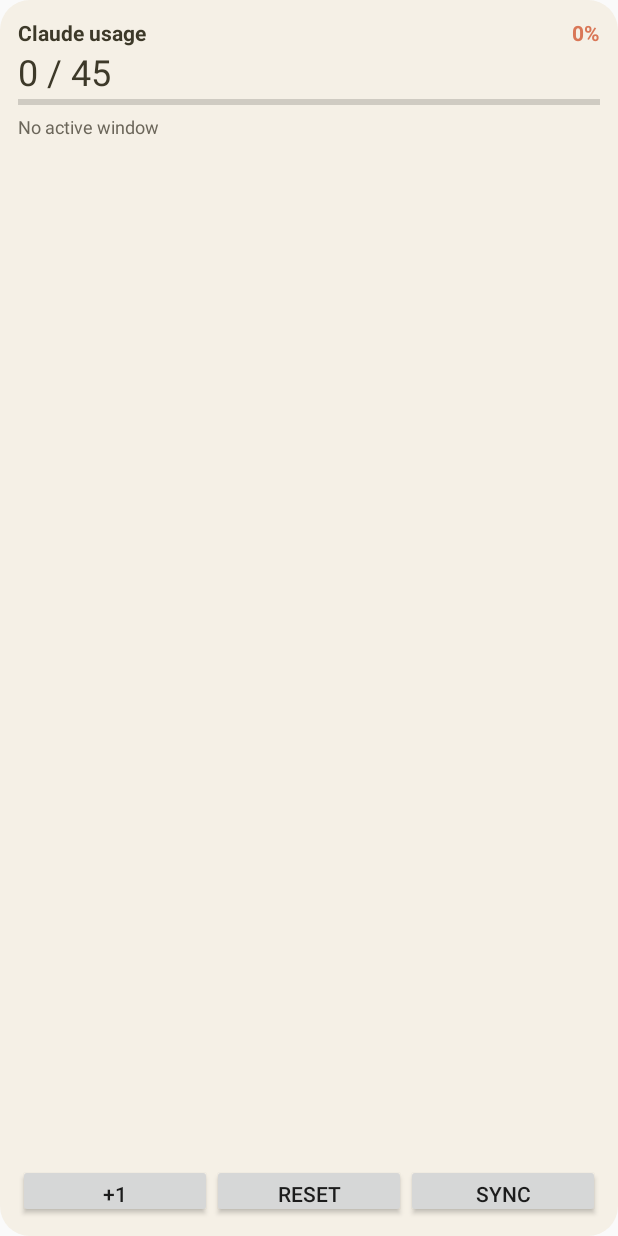
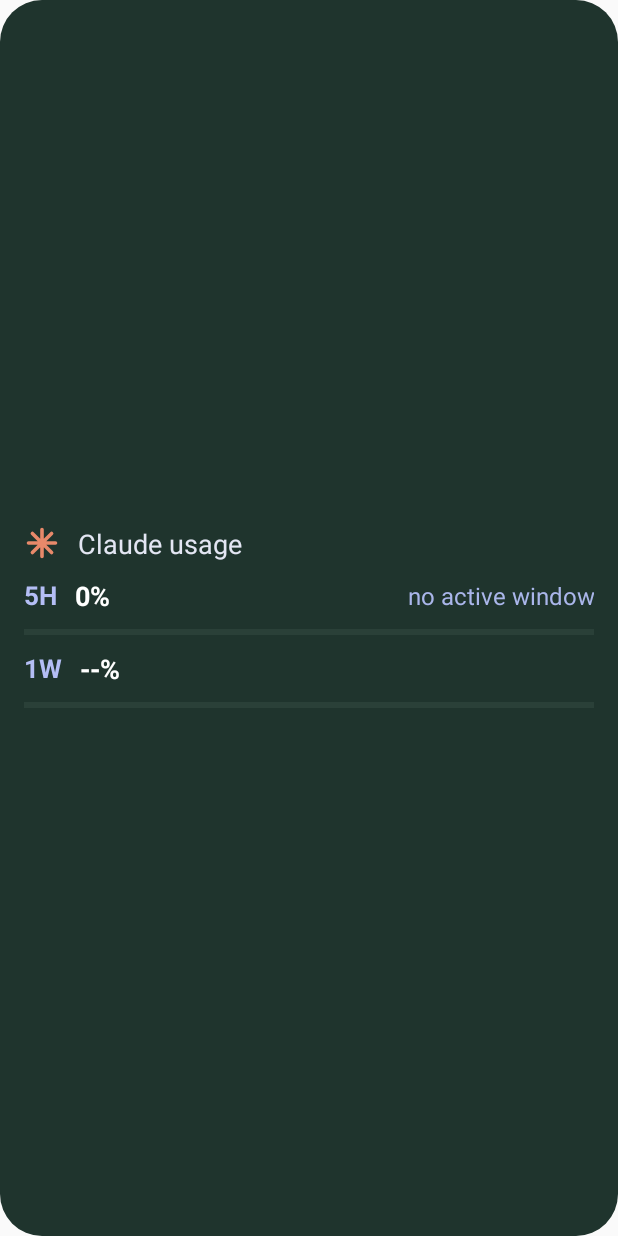
Before and after one commit to LAVANSURESH/Claude-usage, an Android app: the layout widget_usage.xml on its own in the app's theme, with its tools: preview values and no code run, on a phone screen of 412 x 824 dp. Run offline under Robolectric (Android 15) with nearby library versions, the phone set to English and light mode, and no system bars.

Commit message:
Redesign widget: dark card with 5H and 1W rows and two orange bars; tap to sync

```diff
--- a/app/src/main/java/com/lavan/claudeusage/SyncActivity.kt
+++ b/app/src/main/java/com/lavan/claudeusage/SyncActivity.kt
@@ -67,7 +67,7 @@ class SyncActivity : Activity() {
                 ?: return@evaluateJavascript
             val r = UsageParser.parse(text) ?: return@evaluateJavascript
             done = true
-            UsageStore.saveSync(this, r.sessionPct, r.sessionResetMs, r.weeklyPct, r.weeklyReset)
+            UsageStore.saveSync(this, r.sessionPct, r.sessionResetMs, r.weeklyPct, r.weeklyResetMs)
             UsageWidget.refreshAll(this)
             Toast.makeText(this, "Synced: session ${r.sessionPct}%", Toast.LENGTH_LONG).show()
             finish()
--- /dev/null
+++ b/app/src/main/res/drawable/ic_widget.xml
@@ -0,0 +1,12 @@
+<?xml version="1.0" encoding="utf-8"?>
+<vector xmlns:android="http://schemas.android.com/apk/res/android"
+    android:width="24dp"
+    android:height="24dp"
+    android:viewportWidth="24"
+    android:viewportHeight="24">
+    <path
+        android:pathData="M12,3 L12,21 M3,12 L21,12 M5.6,5.6 L18.4,18.4 M18.4,5.6 L5.6,18.4"
+        android:strokeColor="#E8896A"
+        android:strokeWidth="2.4"
+        android:strokeLineCap="round" />
+</vector>
--- a/app/src/main/res/drawable/widget_bg.xml
+++ b/app/src/main/res/drawable/widget_bg.xml
@@ -1,5 +1,5 @@
 <?xml version="1.0" encoding="utf-8"?>
 <shape xmlns:android="http://schemas.android.com/apk/res/android" android:shape="rectangle">
-    <solid android:color="#F5F0E6" />
-    <corners android:radius="20dp" />
+    <solid android:color="#1F342D" />
+    <corners android:radius="28dp" />
 </shape>
--- a/app/src/main/res/layout/widget_usage.xml
+++ b/app/src/main/res/layout/widget_usage.xml
@@ -1,96 +1,124 @@
 <?xml version="1.0" encoding="utf-8"?>
 <LinearLayout xmlns:android="http://schemas.android.com/apk/res/android"
+    android:id="@+id/root"
     android:layout_width="match_parent"
     android:layout_height="match_parent"
     android:background="@drawable/widget_bg"
+    android:gravity="center_vertical"
     android:orientation="vertical"
-    android:padding="12dp">
+    android:padding="16dp">
 
     <LinearLayout
         android:layout_width="match_parent"
         android:layout_height="wrap_content"
+        android:gravity="center_vertical"
+        android:orientation="horizontal">
+
+        <ImageView
+            android:layout_width="24dp"
+            android:layout_height="24dp"
+            android:src="@drawable/ic_widget" />
+
+        <TextView
+            android:layout_width="wrap_content"
+            android:layout_height="wrap_content"
+            android:layout_marginStart="12dp"
+            android:text="Claude usage"
+            android:textColor="#E3E6F3"
+            android:textSize="18sp" />
+    </LinearLayout>
+
+    <LinearLayout
+        android:layout_width="match_parent"
+        android:layout_height="wrap_content"
+        android:layout_marginTop="10dp"
+        android:gravity="center_vertical"
         android:orientation="horizontal">
 
         <TextView
-            android:id="@+id/title"
+            android:layout_width="wrap_content"
+            android:layout_height="wrap_content"
+            android:text="5H"
+            android:textColor="#B4BEF5"
+            android:textSize="17sp"
+            android:textStyle="bold" />
+
+        <TextView
+            android:id="@+id/s_pct"
+            android:layout_width="wrap_content"
+            android:layout_height="wrap_content"
+            android:layout_marginStart="12dp"
+            android:text="0%"
+            android:textColor="#FFFFFF"
+            android:textSize="18sp"
+            android:textStyle="bold" />
+
+        <TextView
+            android:id="@+id/s_reset"
             android:layout_width="0dp"
             android:layout_height="wrap_content"
             android:layout_weight="1"
-            android:text="Claude usage"
-            android:textColor="#3D3929"
-            android:textSize="14sp"
-            android:textStyle="bold" />
-
-        <TextView
-            android:id="@+id/percent"
-            android:layout_width="wrap_content"
-            android:layout_height="wrap_content"
-            android:text="0%"
-            android:textColor="#D97757"
-            android:textSize="14sp"
-            android:textStyle="bold" />
+            android:gravity="end"
+            android:text="no active window"
+            android:textColor="#AAB6EA"
+            android:textSize="16sp" />
     </LinearLayout>
-
-    <TextView
-        android:id="@+id/count"
-        android:layout_width="match_parent"
-        android:layout_height="wrap_content"
-        android:text="0 / 45"
-        android:textColor="#3D3929"
-        android:textSize="24sp" />
 
     <ProgressBar
         android:id="@+id/bar"
         style="?android:attr/progressBarStyleHorizontal"
         android:layout_width="match_parent"
         android:layout_height="8dp"
+        android:layout_marginTop="8dp"
+        android:layout_marginBottom="8dp"
         android:max="100"
         android:progress="0"
-        android:progressTint="#D97757" />
-
-    <TextView
-        android:id="@+id/reset"
-        android:layout_width="match_parent"
-        android:layout_height="wrap_content"
-        android:layout_marginTop="4dp"
-        android:text="No active window"
-        android:textColor="#6B665A"
-        android:textSize="12sp" />
-
-    <TextView
-        android:id="@+id/weekly"
-        android:layout_width="match_parent"
-        android:layout_height="wrap_content"
-        android:text=""
-        android:textColor="#6B665A"
-        android:textSize="12sp" />
+        android:progressBackgroundTint="#4B6058"
+        android:progressTint="#E8896A" />
 
     <LinearLayout
         android:layout_width="match_parent"
-        android:layout_height="0dp"
-        android:layout_weight="1"
-        android:gravity="bottom"
+        android:layout_height="wrap_content"
+        android:gravity="center_vertical"
         android:orientation="horizontal">
 
-        <Button
-            android:id="@+id/btn_inc"
+        <TextView
+            android:layout_width="wrap_content"
+            android:layout_height="wrap_content"
+            android:text="1W"
+            android:textColor="#B4BEF5"
+            android:textSize="17sp"
+            android:textStyle="bold" />
+
+        <TextView
+            android:id="@+id/w_pct"
+            android:layout_width="wrap_content"
+            android:layout_height="wrap_content"
+            android:layout_marginStart="12dp"
+            android:text="--%"
+            android:textColor="#FFFFFF"
+            android:textSize="18sp"
+            android:textStyle="bold" />
+
+        <TextView
+            android:id="@+id/w_reset"
             android:layout_width="0dp"
-            android:layout_height="36dp"
+            android:layout_height="wrap_content"
             android:layout_weight="1"
-            android:text="+1" />
+            android:gravity="end"
+            android:text=""
+            android:textColor="#AAB6EA"
+            android:textSize="16sp" />
+    </LinearLayout>
 
-        <Button
-            android:id="@+id/btn_reset"
-            android:layout_width="0dp"
-            android:layout_height="36dp"
-            android:layout_weight="1"
-            android:text="Reset" />
-
-        <Button
-            android:id="@+id/btn_sync"
-            android:layout_width="0dp"
-            android:layout_height="36dp"
-            android:layout_weight="1"
-            android:text="Sync" />
-    </LinearLayout>
+    <ProgressBar
+        android:id="@+id/w_bar"
+        style="?android:attr/progressBarStyleHorizontal"
+        android:layout_width="match_parent"
+        android:layout_height="8dp"
+        android:layout_marginTop="8dp"
+        android:max="100"
+        android:progress="0"
+        android:progressBackgroundTint="#4B6058"
+        android:progressTint="#E8896A" />
 </LinearLayout>
--- a/app/src/main/res/xml/usage_widget_info.xml
+++ b/app/src/main/res/xml/usage_widget_info.xml
@@ -1,12 +1,12 @@
 <?xml version="1.0" encoding="utf-8"?>
 <appwidget-provider xmlns:android="http://schemas.android.com/apk/res/android"
     android:initialLayout="@layout/widget_usage"
-    android:minWidth="180dp"
+    android:minWidth="250dp"
     android:minHeight="110dp"
-    android:minResizeWidth="110dp"
+    android:minResizeWidth="180dp"
     android:minResizeHeight="90dp"
     android:resizeMode="horizontal|vertical"
-    android:targetCellWidth="3"
+    android:targetCellWidth="4"
     android:targetCellHeight="2"
     android:updatePeriodMillis="1800000"
     android:widgetCategory="home_screen" />
```
Also changed, not shown: app/src/main/java/com/lavan/claudeusage/UsageParser.kt (+41 -12 lines), app/src/main/java/com/lavan/claudeusage/UsageStore.kt (+52 -30 lines), app/src/main/java/com/lavan/claudeusage/UsageWidget.kt (+15 -41 lines).
